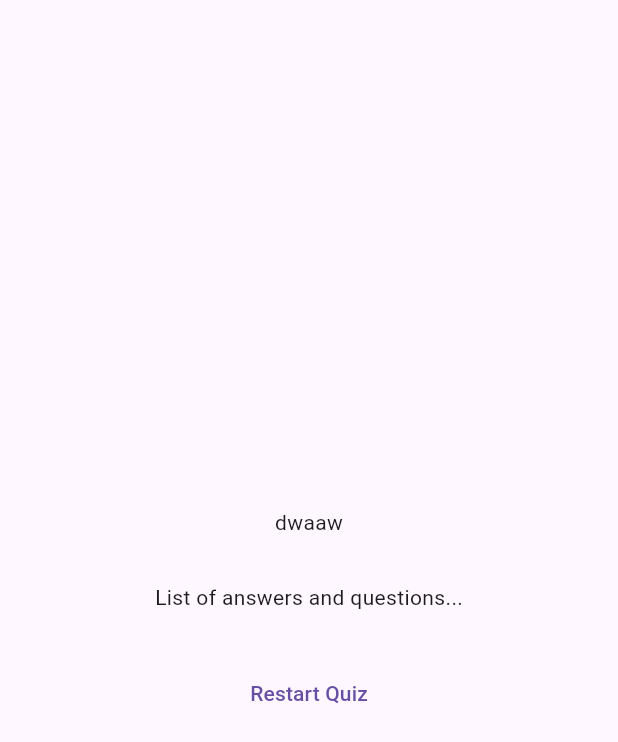
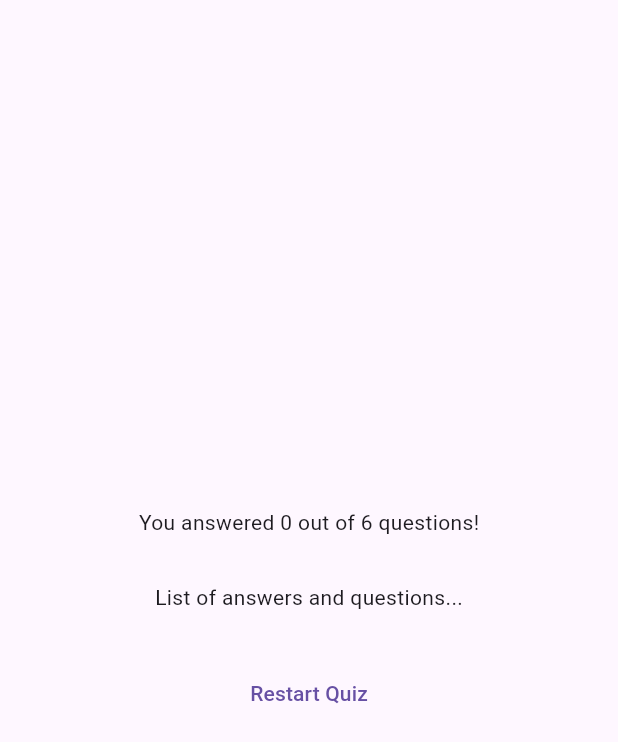
Before and after one commit to NevenD/adv_basics, a Flutter app: the ResultsScreen widget shown alone on an empty page, opened directly with empty values, on a phone screen of 412 x 824 dp. Shown: the top 742 px of the screen. Run offline on Flutter 3.47's test engine with Material 3 defaults, Android fonts, the phone set to English and light mode, and no system bars; our stand-ins replace google_fonts.

Commit message:
Adding row first time

```diff
--- a/lib/results_screen.dart
+++ b/lib/results_screen.dart
@@ -30,7 +30,9 @@ class ResultsScreen extends StatelessWidget {
         child: Column(
           mainAxisAlignment: MainAxisAlignment.center,
           children: [
-            Text('dwaaw'),
+            Text(
+              'You answered ${choosenAnswers.length} out of ${questions.length} questions!',
+            ),
             SizedBox(height: 30),
             Text('List of answers and questions...'),
             SizedBox(height: 30),
```
Also changed, not shown: lib/questions_summary.dart (added, +24 -0 lines).
